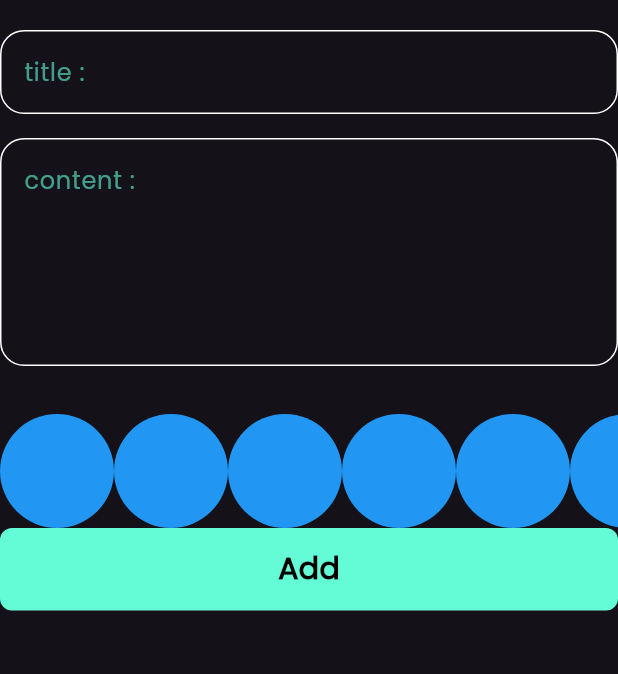
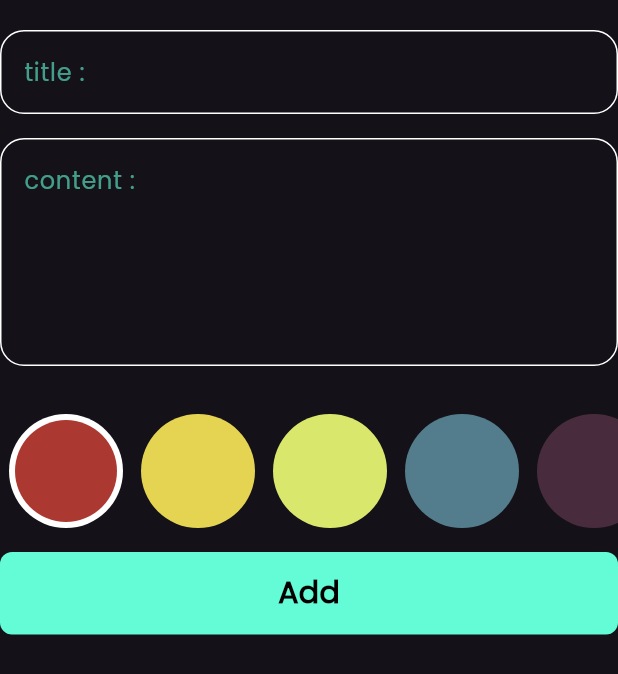
Before and after one commit to IbrahimRanjous/notes_app, a Flutter app: the AddNoteForm widget shown alone on an empty page, opened directly, on a phone screen of 412 x 824 dp. Shown: the top 674 px of the screen. Run offline on Flutter 3.47's test engine with Material 3 defaults, Android fonts, the phone set to English and light mode, and no system bars; our stand-ins replace bloc, flutter_bloc, font_awesome_flutter, hive, hive_flutter; accounts and stored records are empty.

Commit message:
colors list view part 2

```diff
--- a/lib/widgets/add_note_form.dart
+++ b/lib/widgets/add_note_form.dart
@@ -52,6 +52,9 @@ class _AddNoteFormState extends State<AddNoteForm> {
             height: 32,
           ),
           const ColorsListView(),
+          const SizedBox(
+            height: 16,
+          ),
           BlocBuilder<AddNoteCubit, AddNoteState>(
             builder: (context, state) {
               return CustomButton(
--- a/lib/widgets/colors_list_view.dart
+++ b/lib/widgets/colors_list_view.dart
@@ -1,27 +1,68 @@
 import 'package:flutter/material.dart';
+import 'package:flutter_bloc/flutter_bloc.dart';
+import 'package:notes/cubits/cubit/notes_cubit.dart';
+import 'package:notes/models/note_model.dart';
 
 class ColorItem extends StatelessWidget {
-  const ColorItem({super.key});
+  const ColorItem({super.key, required this.isActive, required this.color});
 
+  final bool isActive;
+  final Color color;
   @override
   Widget build(BuildContext context) {
-    return const CircleAvatar(
-      radius: 38,
-      backgroundColor: Colors.blue,
-    );
+    return isActive
+        ? CircleAvatar(
+            radius: 38,
+            backgroundColor: Colors.white,
+            child: CircleAvatar(
+              radius: 34,
+              backgroundColor: color,
+            ),
+          )
+        : CircleAvatar(
+            radius: 38,
+            backgroundColor: color,
+          );
   }
 }
 
-class ColorsListView extends StatelessWidget {
+class ColorsListView extends StatefulWidget {
   const ColorsListView({super.key});
 
+  @override
+  State<ColorsListView> createState() => _ColorsListViewState();
+}
+
+class _ColorsListViewState extends State<ColorsListView> {
+  int currentIndex = 0;
+
+  List<Color> colors = const [
+    Color(0xffAC3931),
+    Color(0xffE5D352),
+    Color(0xffD9E76C),
+    Color(0xff537D8D),
+    Color(0xff482C3D),
+  ];
   @override
   Widget build(BuildContext context) {
     return SizedBox(
       height: 38 * 2,
       child: ListView.builder(
+        itemCount: colors.length,
         scrollDirection: Axis.horizontal,
-        itemBuilder: (context, index) => const ColorItem(),
+        itemBuilder: (context, index) => Padding(
+          padding: const EdgeInsets.symmetric(horizontal: 6),
+          child: GestureDetector(
+            onTap: () {
+              currentIndex = index;
+              setState(() {});
+            },
+            child: ColorItem(
+              color: colors[index],
+              isActive: currentIndex == index,
+            ),
+          ),
+        ),
       ),
     );
   }
```
